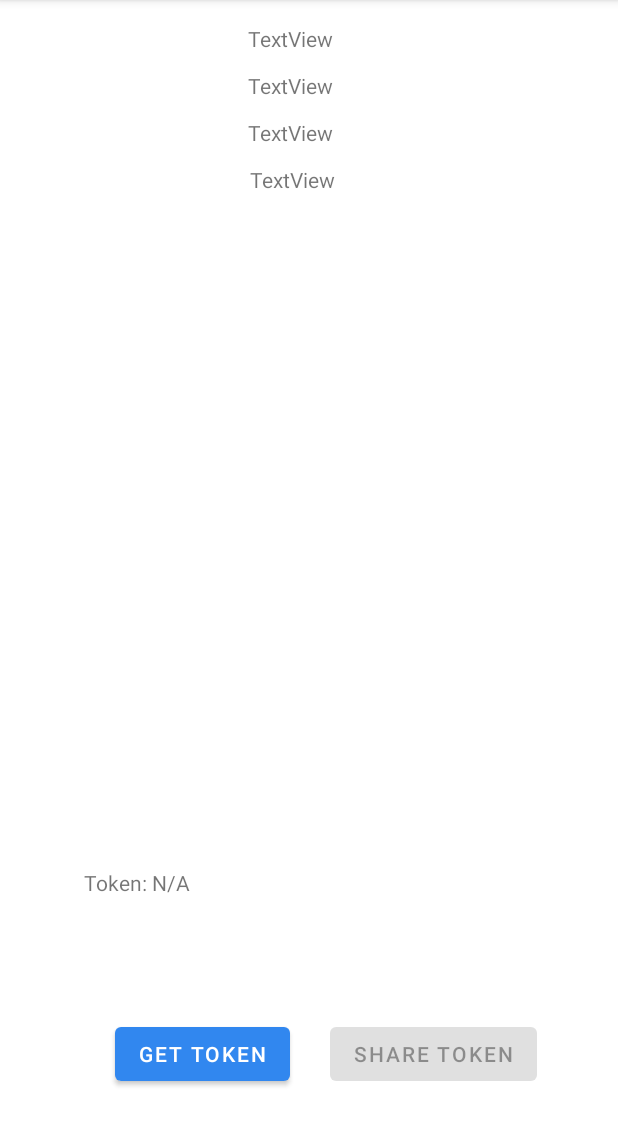
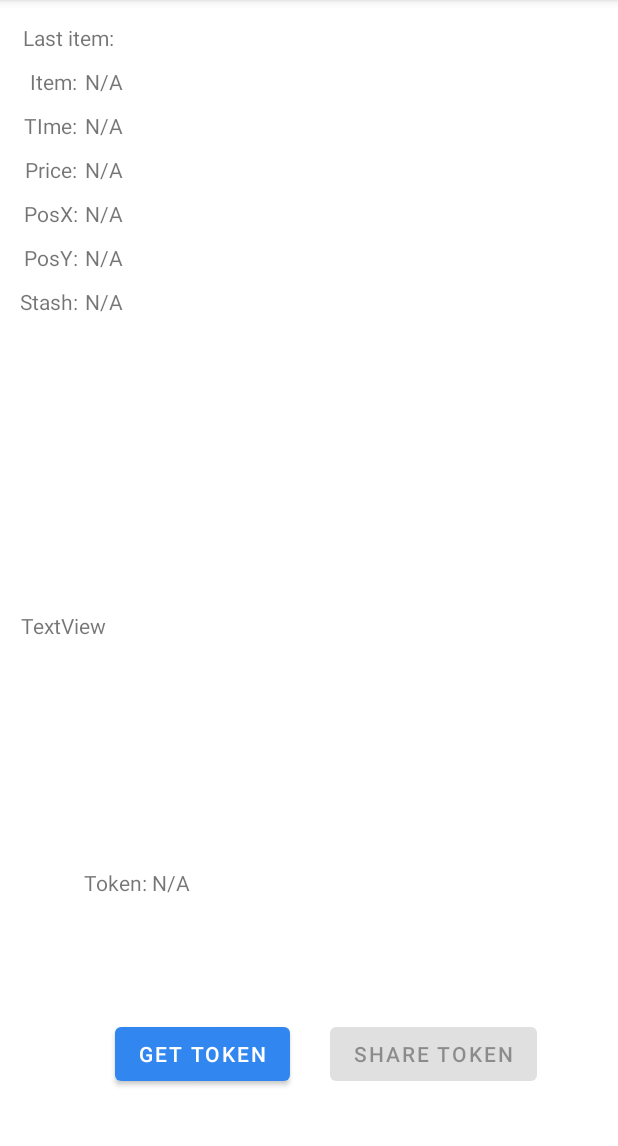
Before and after one commit to wajrak/PoEn_Client, an Android app: the screen it shows after launch (MainActivity), on a phone screen of 412 x 824 dp, the part 84-1230 px from its top. Run offline under Robolectric (Android 15) with nearby library versions, the phone set to English and light mode, and no system bars.

Commit message:
Sort of working version. Receiving messages works just fine, needs some tlc on the visual aspect of things.

```diff
--- a/app/src/main/res/layout/activity_main.xml
+++ b/app/src/main/res/layout/activity_main.xml
@@ -5,38 +5,6 @@
     android:layout_width="match_parent"
     android:layout_height="match_parent"
     tools:context=".MainActivity">
-
-    <TextView
-        android:id="@+id/txtHeader"
-        android:layout_width="wrap_content"
-        android:layout_height="wrap_content"
-        android:layout_marginStart="164dp"
-        android:layout_marginTop="16dp"
-        android:layout_marginEnd="189dp"
-        android:text="TextView"
-        app:layout_constraintEnd_toEndOf="parent"
-        app:layout_constraintStart_toStartOf="parent"
-        app:layout_constraintTop_toTopOf="parent" />
-
-    <TextView
-        android:id="@+id/txtAction"
-        android:layout_width="wrap_content"
-        android:layout_height="wrap_content"
-        android:layout_marginTop="12dp"
-        android:text="TextView"
-        app:layout_constraintEnd_toEndOf="@+id/txtHeader"
-        app:layout_constraintStart_toStartOf="@+id/txtHeader"
-        app:layout_constraintTop_toBottomOf="@+id/txtHeader" />
-
-    <TextView
-        android:id="@+id/txtItem"
-        android:layout_width="wrap_content"
-        android:layout_height="wrap_content"
-        android:layout_marginTop="12dp"
-        android:text="TextView"
-        app:layout_constraintEnd_toEndOf="@+id/txtAction"
-        app:layout_constraintStart_toStartOf="@+id/txtAction"
-        app:layout_constraintTop_toBottomOf="@+id/txtAction" />
 
     <Button
         android:id="@+id/btnGetToken"
@@ -80,14 +48,143 @@
         app:layout_constraintStart_toStartOf="parent" />
 
     <TextView
+        android:id="@+id/txtlabelTop"
+        android:layout_width="wrap_content"
+        android:layout_height="wrap_content"
+        android:layout_marginStart="15dp"
+        android:layout_marginTop="15dp"
+        android:text="Last item:"
+        app:layout_constraintStart_toStartOf="parent"
+        app:layout_constraintTop_toTopOf="parent" />
+
+    <TextView
+        android:id="@+id/lblPrice"
+        android:layout_width="wrap_content"
+        android:layout_height="wrap_content"
+        android:layout_marginStart="16dp"
+        android:layout_marginTop="10dp"
+        android:text="Price:"
+        app:layout_constraintEnd_toEndOf="@+id/lblPosX"
+        app:layout_constraintStart_toStartOf="parent"
+        app:layout_constraintTop_toBottomOf="@+id/lblTime" />
+
+    <TextView
+        android:id="@+id/txtPosX"
+        android:layout_width="wrap_content"
+        android:layout_height="wrap_content"
+        android:layout_marginTop="10dp"
+        android:text="N/A"
+        app:layout_constraintStart_toStartOf="@+id/txtPrice"
+        app:layout_constraintTop_toBottomOf="@+id/txtPrice" />
+
+    <TextView
         android:id="@+id/txtPrice"
         android:layout_width="wrap_content"
         android:layout_height="wrap_content"
-        android:layout_marginTop="12dp"
-        android:layout_marginEnd="188dp"
+        android:layout_marginTop="10dp"
+        android:text="N/A"
+        app:layout_constraintStart_toStartOf="@+id/txtTime"
+        app:layout_constraintTop_toBottomOf="@+id/txtTime" />
+
+    <TextView
+        android:id="@+id/lblItemName"
+        android:layout_width="wrap_content"
+        android:layout_height="wrap_content"
+        android:layout_marginStart="20dp"
+        android:layout_marginTop="10dp"
+        android:text="Item:"
+        app:layout_constraintEnd_toEndOf="@+id/lblTime"
+        app:layout_constraintStart_toStartOf="parent"
+        app:layout_constraintTop_toBottomOf="@+id/txtlabelTop" />
+
+    <TextView
+        android:id="@+id/lblPosY"
+        android:layout_width="wrap_content"
+        android:layout_height="wrap_content"
+        android:layout_marginStart="16dp"
+        android:layout_marginTop="10dp"
+        android:text="PosY:"
+        app:layout_constraintStart_toStartOf="parent"
+        app:layout_constraintTop_toBottomOf="@+id/lblPosX" />
+
+    <TextView
+        android:id="@+id/lblTime"
+        android:layout_width="wrap_content"
+        android:layout_height="wrap_content"
+        android:layout_marginStart="16dp"
+        android:layout_marginTop="10dp"
+        android:text="TIme:"
+        app:layout_constraintEnd_toEndOf="@+id/lblPrice"
+        app:layout_constraintStart_toStartOf="parent"
+        app:layout_constraintTop_toBottomOf="@+id/lblItemName" />
+
+    <TextView
+        android:id="@+id/txtPosY"
+        android:layout_width="wrap_content"
+        android:layout_height="wrap_content"
+        android:layout_marginTop="10dp"
+        android:text="N/A"
+        app:layout_constraintStart_toStartOf="@+id/txtPosX"
+        app:layout_constraintTop_toBottomOf="@+id/txtPosX" />
+
+    <TextView
+        android:id="@+id/txtItemName"
+        android:layout_width="wrap_content"
+        android:layout_height="wrap_content"
+        android:layout_marginStart="5dp"
+        android:layout_marginTop="10dp"
+        android:text="N/A"
+        app:layout_constraintStart_toEndOf="@+id/lblItemName"
+        app:layout_constraintTop_toBottomOf="@+id/txtlabelTop" />
+
+    <TextView
+        android:id="@+id/txtTime"
+        android:layout_width="wrap_content"
+        android:layout_height="wrap_content"
+        android:layout_marginTop="10dp"
+        android:text="N/A"
+        app:layout_constraintStart_toStartOf="@+id/txtItemName"
+        app:layout_constraintTop_toBottomOf="@+id/txtItemName" />
+
+    <TextView
+        android:id="@+id/lblPosX"
+        android:layout_width="wrap_content"
+        android:layout_height="wrap_content"
+        android:layout_marginStart="16dp"
+        android:layout_marginTop="10dp"
+        android:text="PosX:"
+        app:layout_constraintEnd_toEndOf="@+id/lblPosY"
+        app:layout_constraintStart_toStartOf="parent"
+        app:layout_constraintTop_toBottomOf="@+id/lblPrice" />
+
+    <TextView
+        android:id="@+id/lblStash"
+        android:layout_width="wrap_content"
+        android:layout_height="wrap_content"
+        android:layout_marginStart="13dp"
+        android:layout_marginTop="10dp"
+        android:text="Stash:"
+        app:layout_constraintEnd_toEndOf="@+id/lblPosY"
+        app:layout_constraintStart_toStartOf="parent"
+        app:layout_constraintTop_toBottomOf="@+id/lblPosY" />
+
+    <TextView
+        android:id="@+id/txtStash"
+        android:layout_width="wrap_content"
+        android:layout_height="wrap_content"
+        android:layout_marginTop="10dp"
+        android:text="N/A"
+        app:layout_constraintStart_toStartOf="@+id/txtPosY"
+        app:layout_constraintTop_toBottomOf="@+id/txtPosY" />
+
+    <TextView
+        android:id="@+id/txtTest"
+        android:layout_width="wrap_content"
+        android:layout_height="wrap_content"
+        android:layout_marginStart="14dp"
+        android:layout_marginBottom="152dp"
         android:text="TextView"
-        app:layout_constraintEnd_toEndOf="parent"
-        app:layout_constraintStart_toStartOf="@+id/txtItem"
-        app:layout_constraintTop_toBottomOf="@+id/txtItem" />
+        app:layout_constraintBottom_toTopOf="@+id/txtToken"
+        app:layout_constraintStart_toStartOf="parent" />
 
 </androidx.constraintlayout.widget.ConstraintLayout>
```
Also changed, not shown: app/src/main/AndroidManifest.xml (+7 -1 lines), app/src/main/java/com/ssaurel/poen_client/MainActivity.java (+47 -25 lines).
